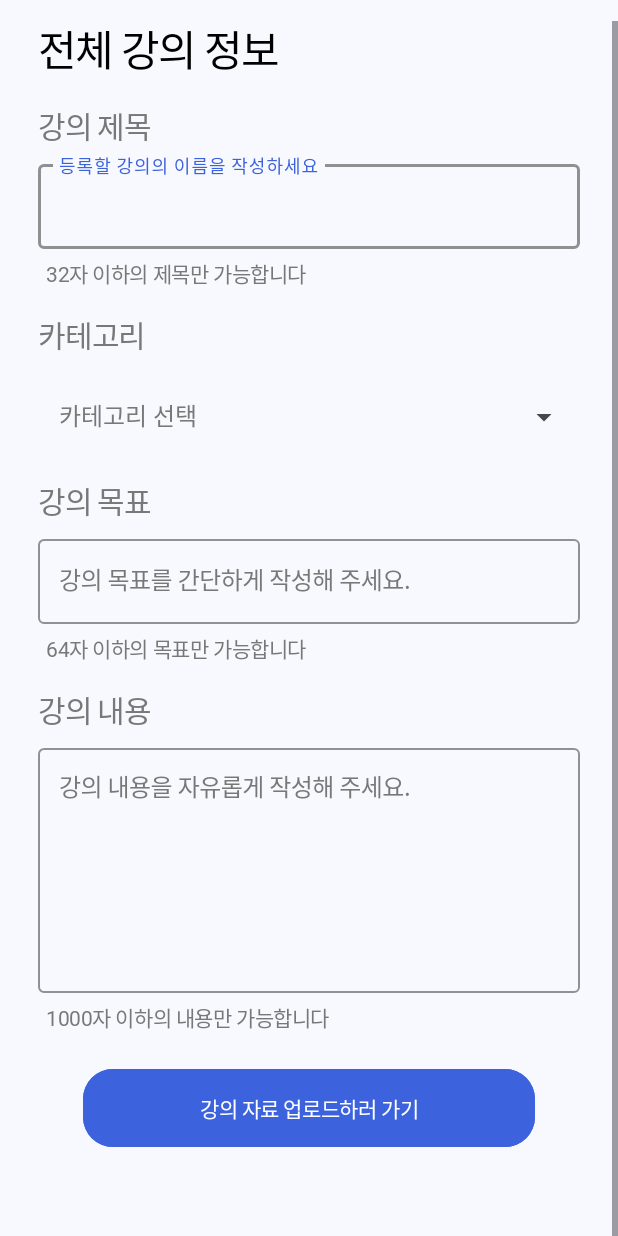
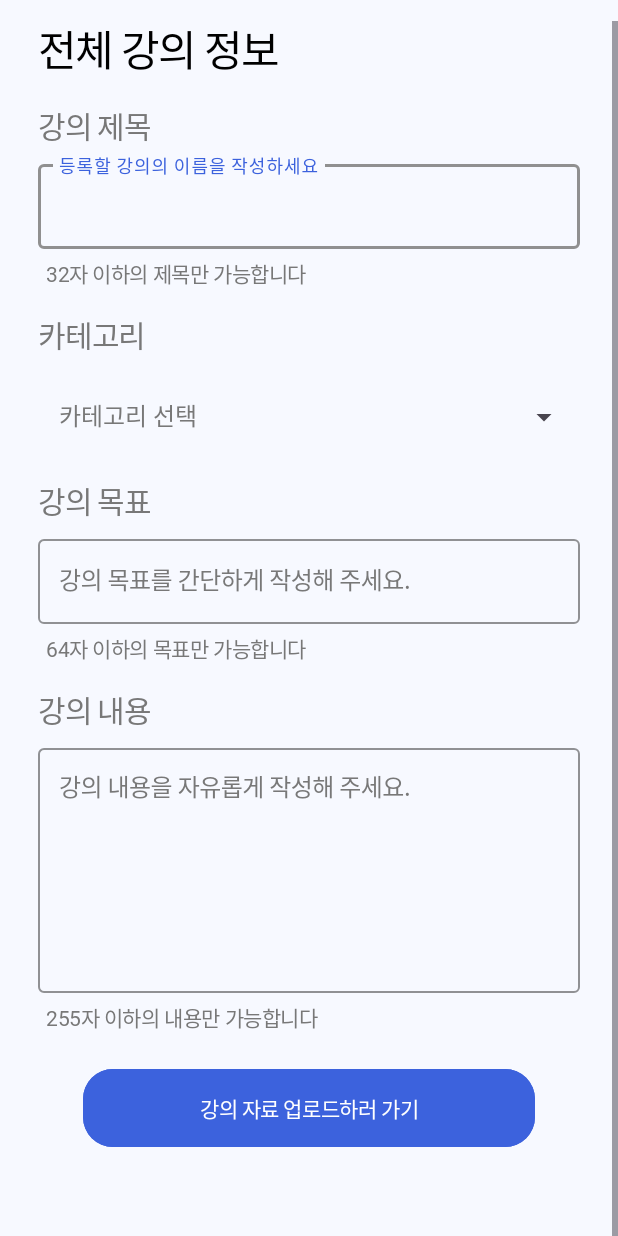
Before and after one commit to JumboEgg/LearnAuth, an Android app: the fragment RegisterLectureFragment shown on its own in the app's theme, scrolled down 14 dp, on a phone screen of 412 x 824 dp. Run offline under Robolectric (Android 15) with nearby library versions, the phone set to English and light mode, and no system bars; network calls fail; Roboto replaces fonts that are not available here; 1 statement that could not run was skipped.

Commit message:
[Android/Fix/#218]: cid 없는 강의도 강의 디테일 접근 가능

```diff
--- a/Android/app/src/main/java/com/example/second_project/data/model/dto/response/LectureDetailResponse.kt
+++ b/Android/app/src/main/java/com/example/second_project/data/model/dto/response/LectureDetailResponse.kt
@@ -23,7 +23,7 @@ data class LectureData(
     val owned: Boolean,
     val certificate: Boolean,
     val subLectures: List<SubLecture>,
-    val cid: String
+    val cid: String?
 )
 
 data class SubLecture(
--- a/Android/app/src/main/res/layout/fragment_register_lecture.xml
+++ b/Android/app/src/main/res/layout/fragment_register_lecture.xml
@@ -176,13 +176,13 @@
                     android:gravity="top"
                     android:minLines="5"
                     android:maxLines="5"
-                    android:maxLength="1000"/>
+                    android:maxLength="255"/>
             </com.google.android.material.textfield.TextInputLayout>
 
             <TextView
                 android:layout_width="wrap_content"
                 android:layout_height="wrap_content"
-                android:text="1000자 이하의 내용만 가능합니다"
+                android:text="255자 이하의 내용만 가능합니다"
                 style="@style/body2"
                 android:textColor="@color/text_gray"
                 android:layout_marginTop="5dp"
```
